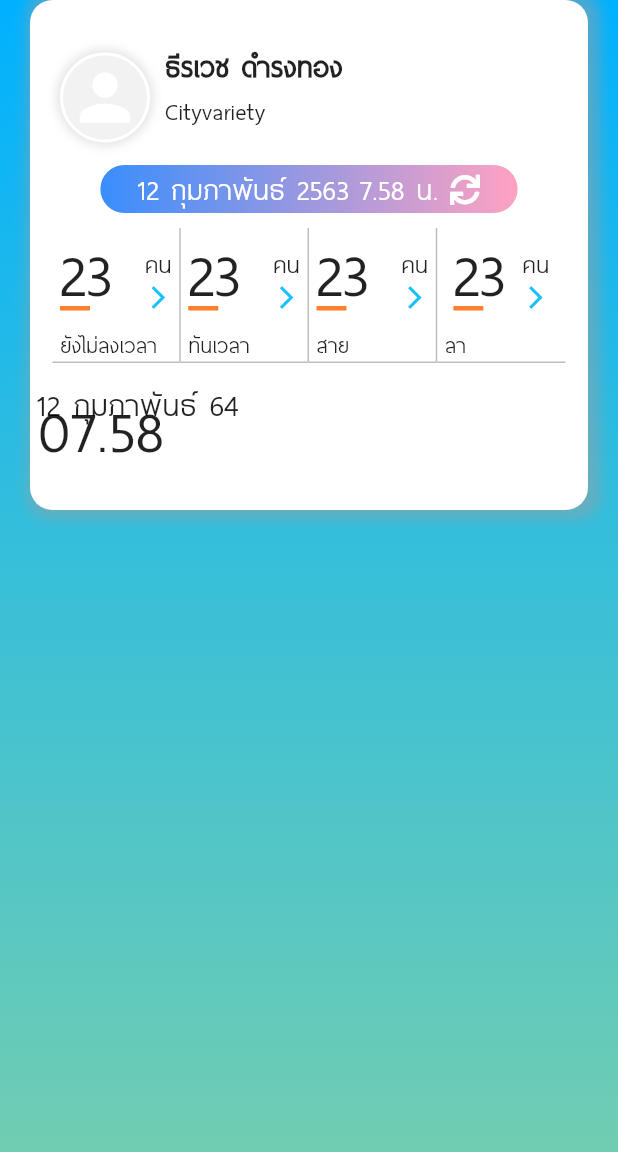
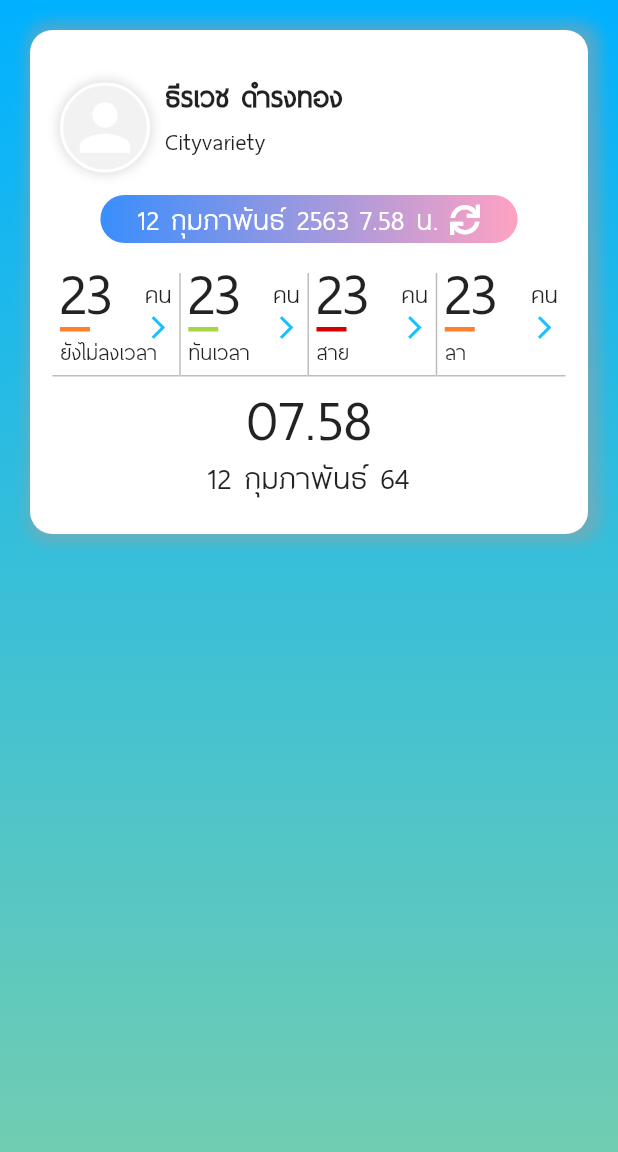
Before and after one commit to cvhatyai/ismart_login, a Flutter app: the screen it shows after launch, after a tap on "เข้าสู่ระบบ", on a phone screen of 412 x 824 dp. Shown: the top 1152 px of the screen. Run offline on Flutter 3.47's test engine with Material 2 defaults, Android fonts, the phone set to English and light mode, and no system bars; our stand-ins replace flutter_spinkit, font_awesome_flutter.

Commit message:
zan 31-3-64 1819

```diff
--- a/lib/page/front/front_screen.dart
+++ b/lib/page/front/front_screen.dart
@@ -2,6 +2,7 @@ import 'package:flutter/material.dart';
 import 'package:font_awesome_flutter/font_awesome_flutter.dart';
 import 'package:ismart_login/style/font_style.dart';
 import 'package:ismart_login/style/page_style.dart';
+import 'package:ismart_login/system/widht_device.dart';
 
 class FrontScreen extends StatefulWidget {
   @override
@@ -12,10 +13,11 @@ class _FrontScreenState extends State<FrontScreen> {
   TextStyle styleTime = TextStyle(
       fontFamily: FontStyles().FontFamily, fontSize: 24, color: Colors.white);
   TextStyle styleLabel =
-      TextStyle(fontFamily: FontStyles().FontFamily, fontSize: 18);
+      TextStyle(fontFamily: FontStyles().FontFamily, fontSize: 18, height: 1);
 
   Widget countPerson() {
     return Container(
+      margin: EdgeInsets.only(top: 10),
       padding: EdgeInsets.all(10),
       child: Row(
         mainAxisAlignment: MainAxisAlignment.spaceBetween,
@@ -25,11 +27,11 @@ class _FrontScreenState extends State<FrontScreen> {
             child: Container(
               decoration: BoxDecoration(
                 border: Border(
-                  right: BorderSide(
+                  bottom: BorderSide(
                     color: Colors.grey[400],
                     width: 1,
                   ),
-                  bottom: BorderSide(
+                  right: BorderSide(
                     color: Colors.grey[400],
                     width: 1,
                   ),
@@ -37,42 +39,37 @@ class _FrontScreenState extends State<FrontScreen> {
               ),
               padding: EdgeInsets.only(left: 5, right: 5),
               child: Column(
-                mainAxisAlignment: MainAxisAlignment.spaceEvenly,
                 crossAxisAlignment: CrossAxisAlignment.start,
                 children: [
-                  Row(
+                  Container(
+                    child: Row(
+                      crossAxisAlignment: CrossAxisAlignment.center,
                       mainAxisAlignment: MainAxisAlignment.spaceBetween,
-                    crossAxisAlignment: CrossAxisAlignment.center,
                       children: [
-                      Column(
-                        mainAxisAlignment: MainAxisAlignment.spaceAround,
-                        crossAxisAlignment: CrossAxisAlignment.center,
-                        children: [
-                          Stack(
+                        Container(
+                          child: Column(
+                            crossAxisAlignment: CrossAxisAlignment.start,
                             children: [
                               Container(
                                 child: Text(
                                   '23',
                                   style: TextStyle(
                                       fontSize: 50,
-                                      fontFamily: FontStyles().FontThaiSans),
+                                      fontFamily: FontStyles().FontThaiSans,
+                                      height: 0.6),
                                 ),
                               ),
-                              Positioned(
-                                bottom: 10,
-                                child: Container(
+                              Container(
+                                alignment: Alignment.centerLeft,
                                 width: 20,
                                 height: 3,
                                 color: Color(0xFFFF802C),
                               ),
-                              ),
                             ],
                           ),
-                        ],
                         ),
-                      Column(
-                        mainAxisAlignment: MainAxisAlignment.center,
-                        crossAxisAlignment: CrossAxisAlignment.center,
+                        Container(
+                          child: Column(
                             children: [
                               Text('คน',
                                   style: TextStyle(
@@ -85,9 +82,12 @@ class _FrontScreenState extends State<FrontScreen> {
                               )
                             ],
                           ),
+                        ),
                       ],
                     ),
+                  ),
                   Container(
+                    padding: EdgeInsets.only(bottom: 5),
                     child: Text(
                       'ยังไม่ลงเวลา',
                       style: styleLabel,
@@ -101,11 +101,11 @@ class _FrontScreenState extends State<FrontScreen> {
             child: Container(
               decoration: BoxDecoration(
                 border: Border(
-                  right: BorderSide(
+                  bottom: BorderSide(
                     color: Colors.grey[400],
                     width: 1,
                   ),
-                  bottom: BorderSide(
+                  right: BorderSide(
                     color: Colors.grey[400],
                     width: 1,
                   ),
@@ -113,42 +113,37 @@ class _FrontScreenState extends State<FrontScreen> {
               ),
               padding: EdgeInsets.only(left: 5, right: 5),
               child: Column(
-                mainAxisAlignment: MainAxisAlignment.center,
                 crossAxisAlignment: CrossAxisAlignment.start,
                 children: [
-                  Row(
+                  Container(
+                    child: Row(
+                      crossAxisAlignment: CrossAxisAlignment.center,
                       mainAxisAlignment: MainAxisAlignment.spaceBetween,
-                    crossAxisAlignment: CrossAxisAlignment.center,
                       children: [
-                      Column(
-                        mainAxisAlignment: MainAxisAlignment.spaceAround,
-                        crossAxisAlignment: CrossAxisAlignment.center,
-                        children: [
-                          Stack(
+                        Container(
+                          child: Column(
+                            crossAxisAlignment: CrossAxisAlignment.start,
                             children: [
                               Container(
                                 child: Text(
                                   '23',
                                   style: TextStyle(
                                       fontSize: 50,
-                                      fontFamily: FontStyles().FontThaiSans),
+                                      fontFamily: FontStyles().FontThaiSans,
+                                      height: 0.6),
                                 ),
                               ),
-                              Positioned(
-                                bottom: 10,
-                                child: Container(
+                              Container(
+                                alignment: Alignment.centerLeft,
                                 width: 20,
                                 height: 3,
-                                  color: Color(0xFFFF802C),
-                                ),
+                                color: Color(0xFFA7D645),
                               ),
                             ],
                           ),
-                        ],
                         ),
-                      Column(
-                        mainAxisAlignment: MainAxisAlignment.center,
-                        crossAxisAlignment: CrossAxisAlignment.center,
+                        Container(
+                          child: Column(
                             children: [
                               Text('คน',
                                   style: TextStyle(
@@ -161,9 +156,12 @@ class _FrontScreenState extends State<FrontScreen> {
                               )
                             ],
                           ),
+                        ),
                       ],
                     ),
+                  ),
                   Container(
+                    padding: EdgeInsets.only(bottom: 5),
                     child: Text(
                       'ทันเวลา',
                       style: styleLabel,
@@ -177,11 +175,11 @@ class _FrontScreenState extends State<FrontScreen> {
             child: Container(
               decoration: BoxDecoration(
                 border: Border(
-                  right: BorderSide(
+                  bottom: BorderSide(
                     color: Colors.grey[400],
                     width: 1,
                   ),
-                  bottom: BorderSide(
+                  right: BorderSide(
                     color: Colors.grey[400],
                     width: 1,
                   ),
@@ -189,42 +187,37 @@ class _FrontScreenState extends State<FrontScreen> {
               ),
               padding: EdgeInsets.only(left: 5, right: 5),
               child: Column(
-                mainAxisAlignment: MainAxisAlignment.center,
                 crossAxisAlignment: CrossAxisAlignment.start,
                 children: [
-                  Row(
+                  Container(
+                    child: Row(
+                      crossAxisAlignment: CrossAxisAlignment.center,
                       mainAxisAlignment: MainAxisAlignment.spaceBetween,
-                    crossAxisAlignment: CrossAxisAlignment.center,
                       children: [
-                      Column(
-                        mainAxisAlignment: MainAxisAlignment.spaceAround,
-                        crossAxisAlignment: CrossAxisAlignment.center,
-                        children: [
-                          Stack(
+                        Container(
+                          child: Column(
+                            crossAxisAlignment: CrossAxisAlignment.start,
                             children: [
                               Container(
                                 child: Text(
                                   '23',
                                   style: TextStyle(
                                       fontSize: 50,
-                                      fontFamily: FontStyles().FontThaiSans),
+                                      fontFamily: FontStyles().FontThaiSans,
+                                      height: 0.6),
                                 ),
                               ),
-                              Positioned(
-                                bottom: 10,
-                                child: Container(
+                              Container(
+                                alignment: Alignment.centerLeft,
                                 width: 20,
                                 height: 3,
-                                  color: Color(0xFFFF802C),
-                                ),
+                                color: Color(0xFFD50000),
                               ),
                             ],
                           ),
-                        ],
                         ),
-                      Column(
-                        mainAxisAlignment: MainAxisAlignment.center,
-                        crossAxisAlignment: CrossAxisAlignment.center,
+                        Container(
+                          child: Column(
                             children: [
                               Text('คน',
                                   style: TextStyle(
@@ -237,9 +230,12 @@ class _FrontScreenState extends State<FrontScreen> {
                               )
                             ],
                           ),
+                        ),
                       ],
                     ),
+                  ),
                   Container(
+                    padding: EdgeInsets.only(bottom: 5),
                     child: Text(
                       'สาย',
                       style: styleLabel,
@@ -261,42 +257,37 @@ class _FrontScreenState extends State<FrontScreen> {
               ),
               padding: EdgeInsets.only(left: 5, right: 5),
               child: Column(
-                mainAxisAlignment: MainAxisAlignment.center,
                 crossAxisAlignment: CrossAxisAlignment.start,
                 children: [
-                  Row(
-                    mainAxisAlignment: MainAxisAlignment.spaceAround,
+                  Container(
+                    child: Row(
                       crossAxisAlignment: CrossAxisAlignment.center,
+                      mainAxisAlignment: MainAxisAlignment.spaceBetween,
                       children: [
-                      Column(
-                        mainAxisAlignment: MainAxisAlignment.spaceAround,
-                        crossAxisAlignment: CrossAxisAlignment.center,
-                        children: [
-                          Stack(
+                        Container(
+                          child: Column(
+                            crossAxisAlignment: CrossAxisAlignment.start,
                             children: [
                               Container(
                                 child: Text(
                                   '23',
                                   style: TextStyle(
                                       fontSize: 50,
-                                      fontFamily: FontStyles().FontThaiSans),
+                                      fontFamily: FontStyles().FontThaiSans,
+                                      height: 0.6),
                                 ),
                               ),
-                              Positioned(
-                                bottom: 10,
-                                child: Container(
+                              Container(
+                                alignment: Alignment.centerLeft,
                                 width: 20,
                                 height: 3,
                                 color: Color(0xFFFF802C),
                               ),
-                              ),
                             ],
                           ),
-                        ],
                         ),
-                      Column(
-                        mainAxisAlignment: MainAxisAlignment.center,
-                        crossAxisAlignment: CrossAxisAlignment.center,
+                        Container(
+                          child: Column(
                             children: [
                               Text('คน',
                                   style: TextStyle(
@@ -309,9 +300,12 @@ class _FrontScreenState extends State<FrontScreen> {
                               )
                             ],
                           ),
+                        ),
                       ],
                     ),
+                  ),
                   Container(
+                    padding: EdgeInsets.only(bottom: 5),
                     child: Text(
                       'ลา',
                       style: styleLabel,
@@ -335,11 +329,14 @@ class _FrontScreenState extends State<FrontScreen> {
         decoration: StylePage().background,
         child: SafeArea(
           child: Container(
-            padding: EdgeInsets.only(left: 20, right: 20),
+            padding: EdgeInsets.only(left: 20, right: 20, top: 20),
             child: SingleChildScrollView(
-              child: Container(
-                padding: EdgeInsets.only(left: 5, right: 5, top: 5, bottom: 20),
-                width: MediaQuery.of(context).size.width,
+              child: Column(
+                children: [
+                  Container(
+                    padding:
+                        EdgeInsets.only(left: 5, right: 5, top: 5, bottom: 20),
+                    width: WidhtDevice().widht(context),
                     decoration: StylePage().boxWhite,
                     child: Column(
                       crossAxisAlignment: CrossAxisAlignment.start,
@@ -356,7 +353,8 @@ class _FrontScreenState extends State<FrontScreen> {
                                 decoration: new BoxDecoration(
                                   color: Color(0xFFF2F2F2),
                                   shape: BoxShape.circle,
-                              border: Border.all(color: Colors.white, width: 2),
+                                  border:
+                                      Border.all(color: Colors.white, width: 2),
                                   boxShadow: [
                                     BoxShadow(
                                       color: Colors.grey.withOpacity(0.3),
@@ -378,14 +376,16 @@ class _FrontScreenState extends State<FrontScreen> {
                                   padding: EdgeInsets.only(left: 10),
                                   child: Column(
                                     mainAxisAlignment: MainAxisAlignment.center,
-                                crossAxisAlignment: CrossAxisAlignment.start,
+                                    crossAxisAlignment:
+                                        CrossAxisAlignment.start,
                                     children: [
                                       Container(
                                         child: SingleChildScrollView(
                                           child: Text(
                                             'ธีรเวช ดำรงทอง',
                                             style: TextStyle(
-                                            fontFamily: FontStyles().FontFamily,
+                                                fontFamily:
+                                                    FontStyles().FontFamily,
                                                 fontSize: 24,
                                                 fontWeight: FontWeight.bold),
                                           ),
@@ -396,7 +396,8 @@ class _FrontScreenState extends State<FrontScreen> {
                                           child: Text(
                                             'Cityvariety',
                                             style: TextStyle(
-                                            fontFamily: FontStyles().FontFamily,
+                                                fontFamily:
+                                                    FontStyles().FontFamily,
                                                 fontSize: 20,
                                                 fontWeight: FontWeight.normal),
                                           ),
@@ -462,23 +463,39 @@ class _FrontScreenState extends State<FrontScreen> {
                         ),
                         countPerson(),
                         Container(
+                          padding: EdgeInsets.only(top: 10),
+                          alignment: Alignment.center,
                           width: MediaQuery.of(context).size.width,
-                        child: Stack(
+                          child: Column(
+                            mainAxisAlignment: MainAxisAlignment.center,
+                            crossAxisAlignment: CrossAxisAlignment.center,
                             children: [
-                            Text(
+                              Container(
+                                child: Text(
                                   '07.58',
                                   style: TextStyle(
                                       fontFamily: FontStyles().FontFamily,
-                                  fontSize: 50),
+                                      fontSize: 50,
+                                      height: 0.6),
                                 ),
-                            Text('12 กุมภาพันธ์ 64',
+                              ),
+                              Container(
+                                width: MediaQuery.of(context).size.width,
+                                alignment: Alignment.center,
+                                child: Text(
+                                  '12 กุมภาพันธ์ 64',
                                   style: TextStyle(
                                       fontFamily: FontStyles().FontFamily,
-                                    fontSize: 26))
-                          ],
-                        ))
+                                      fontSize: 26),
+                                ),
+                              ),
                             ],
                           ),
+                        ),
+                      ],
+                    ),
+                  ),
+                ],
               ),
             ),
           ),
--- a/lib/page/sign/signin_screen.dart
+++ b/lib/page/sign/signin_screen.dart
@@ -5,6 +5,7 @@ import 'package:ismart_login/page/front/front_screen.dart';
 import 'package:ismart_login/page/sign/signup_screen.dart';
 import 'package:ismart_login/style/page_style.dart';
 import 'package:ismart_login/style/font_style.dart';
+import 'package:ismart_login/system/widht_device.dart';
 
 class SignupScreen extends StatefulWidget {
   @override
@@ -90,6 +91,7 @@ class _SignupScreenState extends State<SignupScreen> {
         child: SafeArea(
           child: Container(
             padding: EdgeInsets.only(left: 20, right: 20),
+            width: MediaQuery.of(context).size.width,
             child: Column(
               mainAxisAlignment: MainAxisAlignment.start,
               children: [
@@ -107,7 +109,7 @@ class _SignupScreenState extends State<SignupScreen> {
                 Container(
                   padding:
                       EdgeInsets.only(left: 5, right: 5, top: 10, bottom: 20),
-                  width: MediaQuery.of(context).size.width,
+                  width: WidhtDevice().widht(context),
                   decoration: StylePage().boxWhite,
                   child: Column(
                     children: [
--- a/lib/page/sign/signup_screen.dart
+++ b/lib/page/sign/signup_screen.dart
@@ -2,6 +2,7 @@ import 'package:flutter/material.dart';
 import 'package:font_awesome_flutter/font_awesome_flutter.dart';
 import 'package:ismart_login/style/page_style.dart';
 import 'package:ismart_login/style/font_style.dart';
+import 'package:ismart_login/system/widht_device.dart';
 
 class SigninScreen extends StatefulWidget {
   @override
@@ -96,7 +97,7 @@ class _SigninScreenState extends State<SigninScreen> {
                 Container(
                   padding:
                       EdgeInsets.only(left: 5, right: 5, top: 10, bottom: 20),
-                  width: MediaQuery.of(context).size.width,
+                  width: WidhtDevice().widht(context),
                   decoration: StylePage().boxWhite,
                   child: Column(
                     children: [
--- /dev/null
+++ b/lib/system/widht_device.dart
@@ -0,0 +1,15 @@
+import 'package:flutter/material.dart';
+
+class WidhtDevice {
+  widht(BuildContext context) {
+    double widht = MediaQuery.of(context).size.width;
+    if (widht >= 1600) {
+      widht = widht / 4;
+    } else if (widht >= 1360) {
+      widht = widht / 3;
+    } else if (widht >= 768) {
+      widht = widht / 2;
+    }
+    return widht;
+  }
+}
```
Also changed, not shown: 1 other file. Lines whose indentation alone changed are shown as unchanged.
